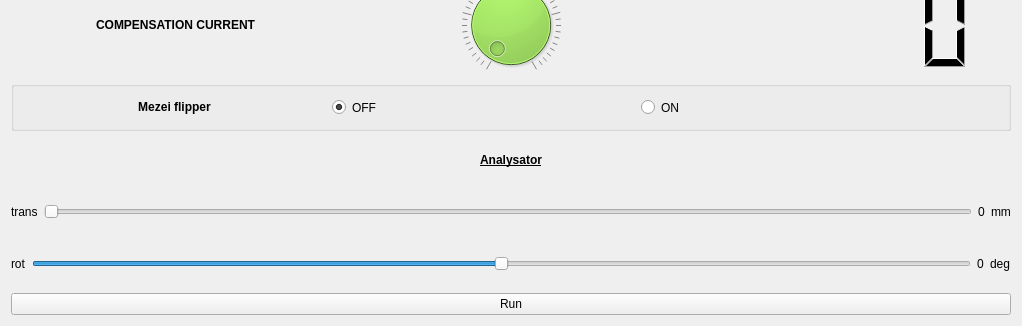
Old version of the form nicos_lahn/v6/gui/polarization_1.ui in the repository mlz-ictrl/nicos; both pictures show x 0 to 1022 and y 355 to 681 of the 1022 by 681 pixel window.
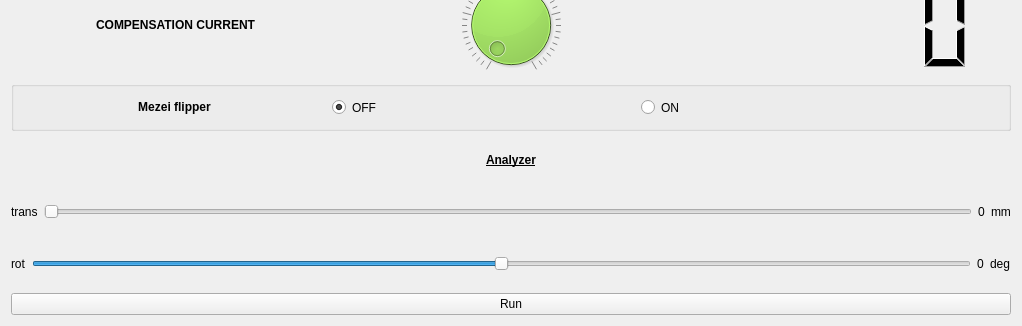
New version of the form.

```diff
--- a/nicos_lahn/v6/gui/polarization_1.ui
+++ b/nicos_lahn/v6/gui/polarization_1.ui
@@ -277,7 +277,7 @@
    <item>
     <widget class="QLabel" name="label">
      <property name="text">
-      <string>&lt;html&gt;&lt;head/&gt;&lt;body&gt;&lt;p align=&quot;center&quot;&gt;&lt;span style=&quot; font-weight:600; text-decoration: underline;&quot;&gt;Analysator&lt;/span&gt;&lt;/p&gt;&lt;/body&gt;&lt;/html&gt;</string>
+      <string>&lt;html&gt;&lt;head/&gt;&lt;body&gt;&lt;p align=&quot;center&quot;&gt;&lt;span style=&quot; font-weight:600; text-decoration: underline;&quot;&gt;Analyzer&lt;/span&gt;&lt;/p&gt;&lt;/body&gt;&lt;/html&gt;</string>
      </property>
     </widget>
    </item>
```
